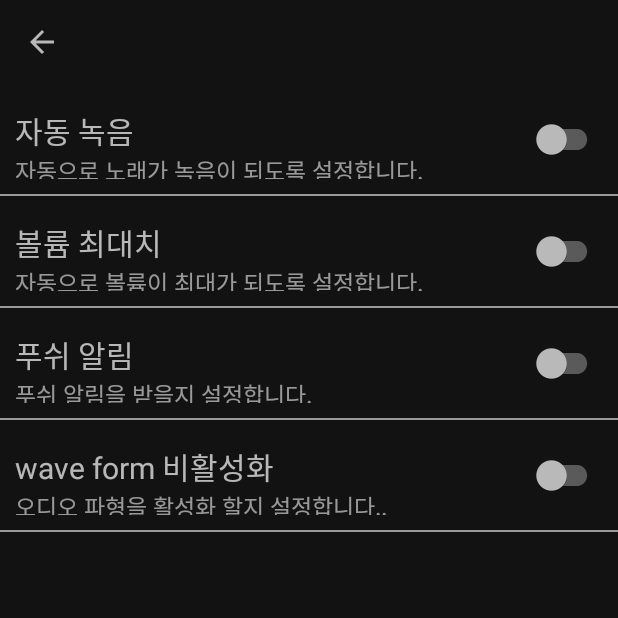
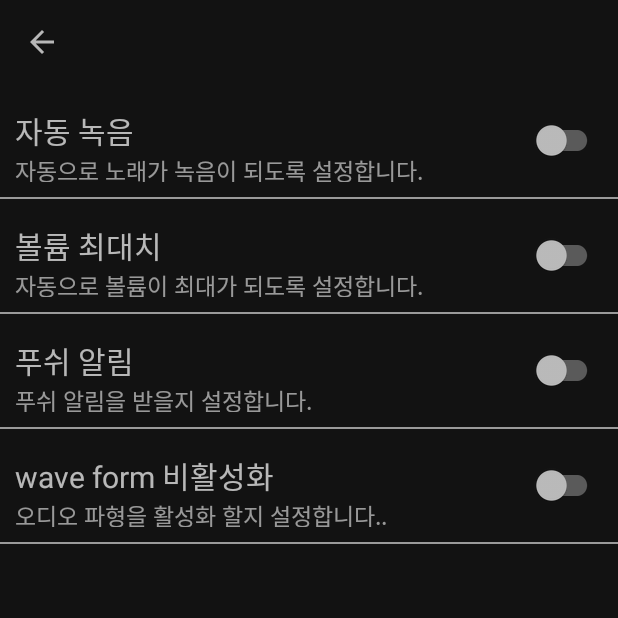
Before and after one commit to choidongkyu/mykaraoke, an Android app: the SettingActivity screen opened directly, with no data from a screen before it, on a phone screen of 412 x 824 dp, the top half of it. Run offline under Robolectric (Android 15) with nearby library versions, the phone set to English and light mode, and no system bars.

Commit message:
설정 레이아웃 수정

```diff
--- a/app/src/main/java/com/example/mykaraoke/util/JsonUtil.java
+++ b/app/src/main/java/com/example/mykaraoke/util/JsonUtil.java
@@ -75,8 +75,8 @@ public class JsonUtil {
         } else { //기존에 저장된 shraredPref가 있다면
             jsonArray = new JSONArray(sharedPreferences.getString(Config.BOOKMARKS_KEY, null));//기존에 있는 값들을 JsonArray로 다시 생성
         }
-        jsonArray.put(JsonUtil.songItemToJsonObject(songItem));// songItem을 jsonObject로 변환 후 jsonArray에 put
-        editor.putString(Config.BOOKMARKS_KEY, jsonArray.toString());//아이템이 추가된 jsonArray를 sharedPref에 put
+        jsonArray.put(JsonUtil.songItemToJsonObject(songItem)); //songItem을 jsonObject로 변환 후 jsonArray에 put
+        editor.putString(Config.BOOKMARKS_KEY, jsonArray.toString()); //아이템이 추가된 jsonArray를 sharedPref에 put
         editor.apply();//저장
     }
 
--- a/app/src/main/res/layout/activity_setting.xml
+++ b/app/src/main/res/layout/activity_setting.xml
@@ -23,7 +23,7 @@
         android:orientation="horizontal">
         <RelativeLayout
             android:layout_width="wrap_content"
-            android:layout_height="wrap_content">
+            android:layout_height="55dp">
 
             <TextView
                 android:id="@+id/autoRecordTitle"
@@ -65,7 +65,7 @@
         android:orientation="horizontal">
         <RelativeLayout
             android:layout_width="wrap_content"
-            android:layout_height="wrap_content">
+            android:layout_height="55dp">
 
             <TextView
                 android:id="@+id/autoVolumeTitle"
@@ -107,7 +107,7 @@
         android:orientation="horizontal">
         <RelativeLayout
             android:layout_width="wrap_content"
-            android:layout_height="wrap_content">
+            android:layout_height="55dp">
 
             <TextView
                 android:id="@+id/autoPushTitle"
@@ -149,7 +149,7 @@
         android:orientation="horizontal">
         <RelativeLayout
             android:layout_width="wrap_content"
-            android:layout_height="wrap_content">
+            android:layout_height="55dp">
 
             <TextView
                 android:id="@+id/waveFormTitle"
```
Also changed, not shown: 4 other files.
